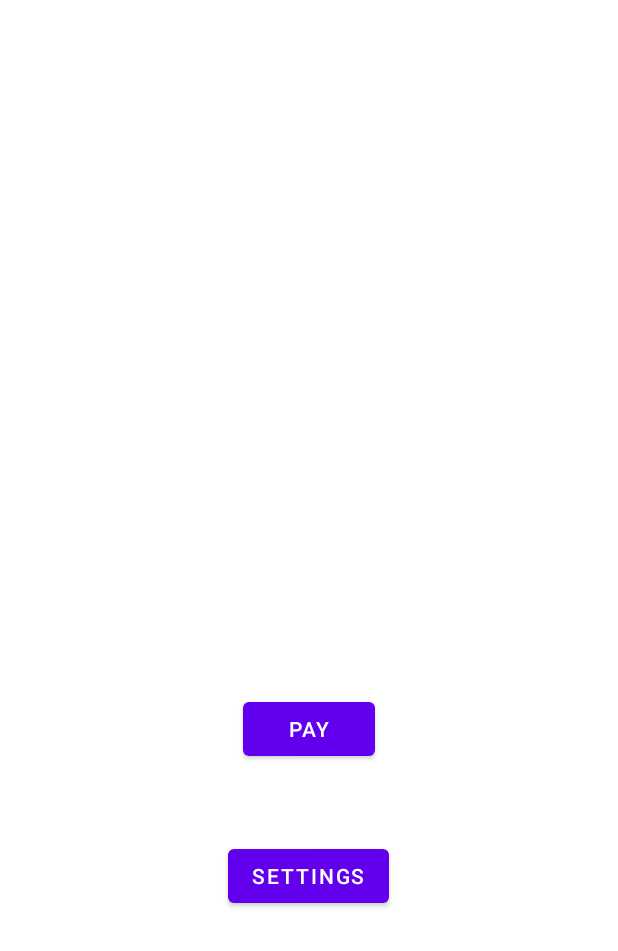
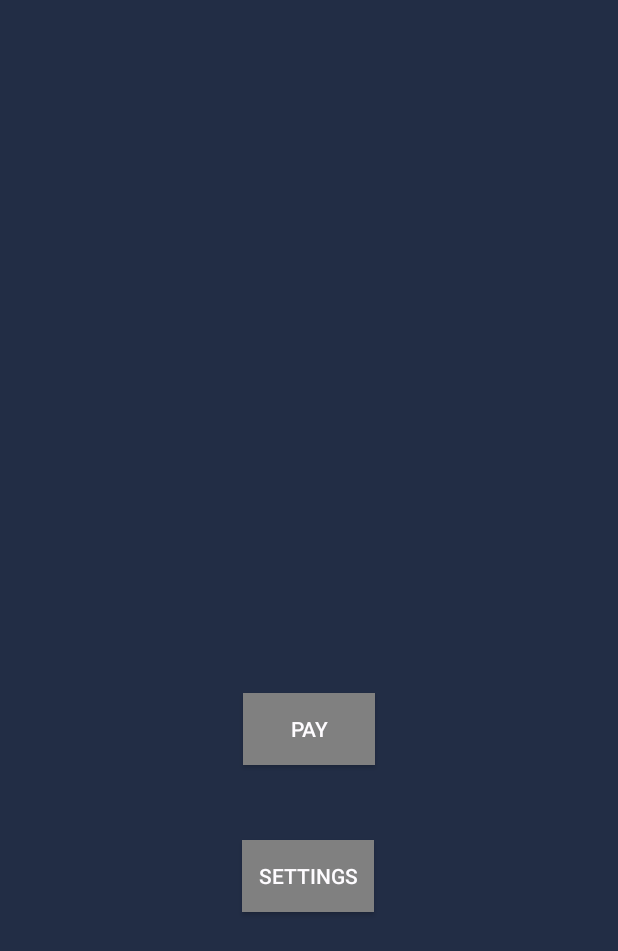
Before and after one commit to SpaceScout/KvantProject, an Android app: the layout activity_main.xml on its own in the app's theme, with its tools: preview values and no code run, on a phone screen of 412 x 824 dp. Shown: the top 951 px of the screen. Run offline under Robolectric (Android 15) with nearby library versions, the phone set to English and light mode, and no system bars.

Commit message:
settings1

```diff
--- /dev/null
+++ b/app/src/main/java/com/example/kvantproject/ChangeOplata.java
@@ -0,0 +1,4 @@
+package com.example.kvantproject;
+
+public class ChangeOplata {
+}
--- /dev/null
+++ b/app/src/main/java/com/example/kvantproject/ChooseTheme.java
@@ -0,0 +1,4 @@
+package com.example.kvantproject;
+
+public class ChooseTheme {
+}
--- a/app/src/main/java/com/example/kvantproject/MainActivity.java
+++ b/app/src/main/java/com/example/kvantproject/MainActivity.java
@@ -14,7 +14,7 @@ public class MainActivity extends AppCompatActivity implements View.OnClickListe
         super.onCreate(savedInstanceState);
         setContentView(R.layout.activity_main);
 
-        Button settingsBtn = findViewById(R.id.button);
+        Button settingsBtn = findViewById(R.id.Settings);
         settingsBtn.setOnClickListener(this);
 
         }
--- a/app/src/main/res/layout/activity_main.xml
+++ b/app/src/main/res/layout/activity_main.xml
@@ -5,10 +5,13 @@
     xmlns:tools="http://schemas.android.com/tools"
     android:layout_width="match_parent"
     android:layout_height="match_parent"
+    android:background="@color/dark"
     tools:context=".MainActivity">
 
     <Button
-        android:id="@+id/button"
+        android:id="@+id/Settings"
+        android:background="@color/darkgrey"
+        android:textColor="@color/MilkWhite"
         android:layout_width="wrap_content"
         android:layout_height="wrap_content"
         android:layout_marginBottom="216dp"
@@ -19,12 +22,14 @@
         app:layout_constraintStart_toStartOf="parent" />
 
     <Button
-        android:id="@+id/button2"
+        android:id="@+id/Oplatit"
         android:layout_width="wrap_content"
         android:layout_height="wrap_content"
         android:layout_marginBottom="50dp"
+        android:background="@color/darkgrey"
         android:text="@string/Oplata"
-        app:layout_constraintBottom_toTopOf="@+id/button"
+        android:textColor="@color/MilkWhite"
+        app:layout_constraintBottom_toTopOf="@+id/Settings"
         app:layout_constraintEnd_toEndOf="parent"
         app:layout_constraintStart_toStartOf="parent" />
 
--- /dev/null
+++ b/app/src/main/res/layout/change_oplata.xml
@@ -0,0 +1,6 @@
+<?xml version="1.0" encoding="utf-8"?>
+<androidx.constraintlayout.widget.ConstraintLayout xmlns:android="http://schemas.android.com/apk/res/android"
+    android:layout_width="match_parent"
+    android:layout_height="match_parent">
+
+</androidx.constraintlayout.widget.ConstraintLayout>
--- a/app/src/main/res/values-night/themes.xml
+++ b/app/src/main/res/values-night/themes.xml
@@ -1,6 +1,6 @@
 <resources xmlns:tools="http://schemas.android.com/tools">
     <!-- Base application theme. -->
-    <style name="Theme.KvantProject" parent="Theme.MaterialComponents.DayNight.DarkActionBar">
+    <style name="Theme.KvantProjectNight" parent="Theme.MaterialComponents.DayNight.DarkActionBar">
         <!-- Primary brand color. -->
         <item name="colorPrimary">@color/purple_200</item>
         <item name="colorPrimaryVariant">@color/purple_700</item>
--- a/app/src/main/res/values/colors.xml
+++ b/app/src/main/res/values/colors.xml
@@ -7,4 +7,8 @@
     <color name="teal_700">#FF018786</color>
     <color name="black">#FF000000</color>
     <color name="white">#FFFFFFFF</color>
+    <color name="dark">#222d45</color>
+    <color name="darkgrey">#808080</color>
+    <color name="MilkWhite">#FEFCFF</color>
+
 </resources>
--- a/app/src/main/res/values/dimens.xml
+++ /dev/null
@@ -1,5 +0,0 @@
-<?xml version="1.0" encoding="utf-8"?>
-<resources>
-    <dimen name="activity_horizontal_margin">16dp</dimen>
-    <dimen name="activity_vertical_margin">16dp</dimen>
-</resources>
--- a/app/src/main/res/values/strings.xml
+++ b/app/src/main/res/values/strings.xml
@@ -9,5 +9,7 @@
     <string name="User">Пользователь:</string>
     <string name="password">Пароль:</string>
     <string name="enter_password">введите пароль</string>
+    <string name="chooseTheme">Выбор темы</string>
+    <string name="changeOplata">Изменить способ оплаты</string>
 
 </resources>
--- a/app/src/main/res/values/themes.xml
+++ b/app/src/main/res/values/themes.xml
@@ -1,6 +1,6 @@
 <resources xmlns:tools="http://schemas.android.com/tools">
     <!-- Base application theme. -->
-    <style name="Theme.KvantProject" parent="Theme.MaterialComponents.DayNight.DarkActionBar">
+    <style name="Theme.MyTheme" parent="Theme.AppCompat.DayNight.DarkActionBar">
         <!-- Primary brand color. -->
         <item name="colorPrimary">@color/purple_500</item>
         <item name="colorPrimaryVariant">@color/purple_700</item>
```
Also changed, not shown: app/src/main/AndroidManifest.xml (+5 -7 lines), app/src/main/java/com/example/kvantproject/ActivityTwoSettings.java (+14 -1 lines), app/src/main/res/layout/activity_two_settings.xml (+27 -6 lines), app/src/main/res/layout/choose_theme.xml (added, +17 -0 lines).
